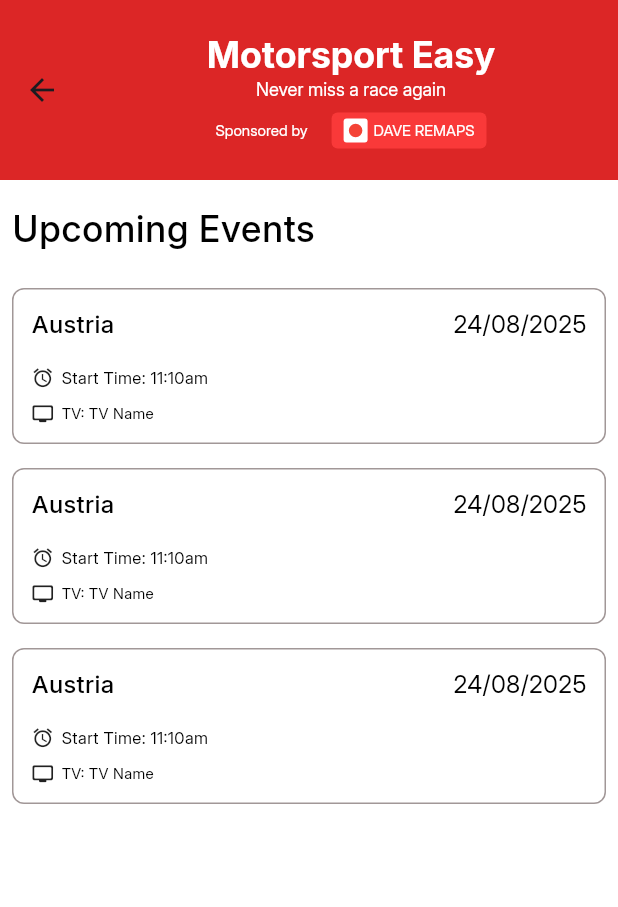
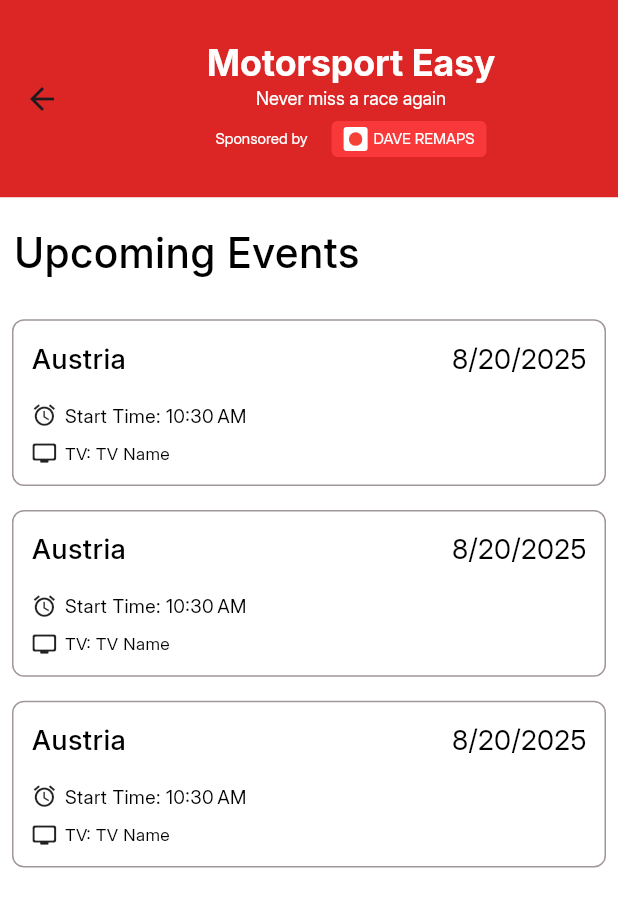
Before and after one commit to robiulsunnyemon/motor_sport_easy_app, a Flutter app: the EventView screen opened by its route, on a phone screen of 412 x 824 dp. Shown: the top 907 px of the screen. Run offline on Flutter 3.47's test engine with Material 3 defaults, Android fonts, the phone set to English and light mode, and no system bars; our stand-ins replace cloud_firestore, firebase_auth, firebase_core, firebase_messaging, flutter_svg, get and 1 more; accounts and stored records are empty; project files that could hold a hidden picture were left out.

Commit message:
update ui

```diff
--- a/lib/app/modules/event/views/event_view.dart
+++ b/lib/app/modules/event/views/event_view.dart
@@ -10,21 +10,23 @@ class EventView extends GetView<EventController> {
   const EventView({super.key});
   @override
   Widget build(BuildContext context) {
+    double screenWidth = MediaQuery.of(context).size.width;
+    double screenHeight = MediaQuery.of(context).size.height;
     return Scaffold(
       appBar:AppBar(
-        toolbarHeight: 120,
+        toolbarHeight: screenHeight*120/752,
         title: CustomAppbarTitle(),
       ),
       body: CustomScrollView(
         slivers: [
           SliverToBoxAdapter(
             child: Padding(
-              padding: const EdgeInsets.symmetric(horizontal: 8.0,vertical: 15),
+              padding:  EdgeInsets.symmetric(horizontal: screenWidth*8.0/360,vertical: screenWidth*15/360),
               child: Text(
                 'Upcoming Events',
                 style: TextStyle(
                   color: Colors.black,
-                  fontSize: 24,
+                  fontSize: screenWidth*24/360,
                   fontFamily: 'Inter',
                   fontWeight: FontWeight.w500,
                 ),
--- a/lib/app/modules/widgets/custom_event_card.dart
+++ b/lib/app/modules/widgets/custom_event_card.dart
@@ -1,5 +1,6 @@
 
 import 'package:flutter/material.dart';
+import 'package:intl/intl.dart';
 class CustomEventCard extends StatelessWidget {
   final String eventLocation;
   final DateTime eventDate;
@@ -8,6 +9,7 @@ class CustomEventCard extends StatelessWidget {
 
   @override
   Widget build(BuildContext context) {
+    double screenWidth = MediaQuery.of(context).size.width;
     return Container(
       decoration: ShapeDecoration(
         shape: RoundedRectangleBorder(
@@ -35,17 +37,17 @@ class CustomEventCard extends StatelessWidget {
                   textAlign: TextAlign.center,
                   style: TextStyle(
                     color: Colors.black,
-                    fontSize: 16,
+                    fontSize: screenWidth*16/360,
                     fontFamily: 'Inter',
                     fontWeight: FontWeight.w500,
                   ),
                 ),
                 Text(
-                  '24/08/2025',
+                  DateFormat.yMd().format(eventDate),
                   textAlign: TextAlign.center,
                   style: TextStyle(
                     color: Colors.black,
-                    fontSize: 16,
+                    fontSize: screenWidth*16/360,
                     fontFamily: 'Inter',
                     fontWeight: FontWeight.w400,
                   ),
@@ -60,14 +62,14 @@ class CustomEventCard extends StatelessWidget {
               children: [
                 Row(
                   children: [
-                    Icon(Icons.alarm,size: 15,),
+                    Icon(Icons.alarm,size:screenWidth*15/360,),
                     SizedBox(width: 5,),
                     Text(
-                      'Start Time: 11:10am',
+                      'Start Time: ${DateFormat.jm().format(eventDate)}',
                       textAlign: TextAlign.center,
                       style: TextStyle(
                         color: Colors.black,
-                        fontSize: 11,
+                        fontSize: screenWidth*11/360,
                         fontFamily: 'Inter',
                         fontWeight: FontWeight.w400,
                       ),
@@ -76,14 +78,14 @@ class CustomEventCard extends StatelessWidget {
                 ),
                 Row(
                   children: [
-                    Icon(Icons.tv_rounded,size: 15,),
+                    Icon(Icons.tv_rounded,size:screenWidth*15/360,),
                     SizedBox(width: 5,),
                     Text(
                       'TV: $tvName',
                       textAlign: TextAlign.center,
                       style: TextStyle(
                         color: Colors.black,
-                        fontSize: 10,
+                        fontSize: screenWidth*10/360,
                         fontFamily: 'Inter',
                         fontWeight: FontWeight.w400,
                       ),
```
Also changed, not shown: lib/app/modules/home/views/home_view.dart (+15 -8 lines), lib/app/modules/home/widgets/custom_racing_card_button.dart (+0 -26 lines).
